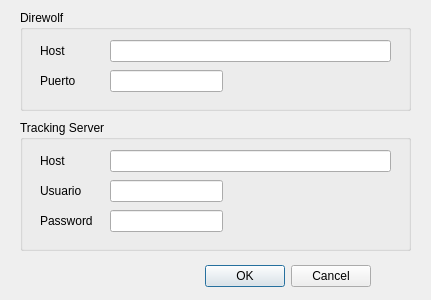
Before: the Qt Designer form config.ui in ladecadence/ASHAB-Telemetry, drawn with Qt 5.
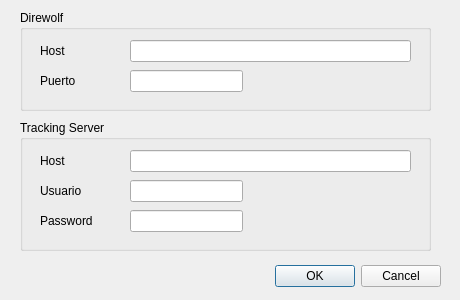
After: the same form once the commit is applied.

Patch:
```diff
--- a/config.ui
+++ b/config.ui
@@ -6,7 +6,7 @@
    <rect>
     <x>0</x>
     <y>0</y>
-    <width>431</width>
+    <width>460</width>
     <height>300</height>
    </rect>
   </property>
@@ -18,7 +18,7 @@
     <rect>
      <x>30</x>
      <y>260</y>
-     <width>341</width>
+     <width>411</width>
      <height>32</height>
     </rect>
    </property>
@@ -34,7 +34,7 @@
     <rect>
      <x>20</x>
      <y>120</y>
-     <width>391</width>
+     <width>411</width>
      <height>131</height>
     </rect>
    </property>
@@ -57,7 +57,7 @@
    <widget class="QLineEdit" name="serverHostEdit">
     <property name="geometry">
      <rect>
-      <x>90</x>
+      <x>110</x>
       <y>30</y>
       <width>281</width>
       <height>22</height>
@@ -80,7 +80,7 @@
    <widget class="QLineEdit" name="serverUserEdit">
     <property name="geometry">
      <rect>
-      <x>90</x>
+      <x>110</x>
       <y>60</y>
       <width>113</width>
       <height>22</height>
@@ -90,7 +90,7 @@
    <widget class="QLineEdit" name="serverPassEdit">
     <property name="geometry">
      <rect>
-      <x>90</x>
+      <x>110</x>
       <y>90</y>
       <width>113</width>
       <height>22</height>
@@ -105,7 +105,7 @@
      <rect>
       <x>20</x>
       <y>90</y>
-      <width>59</width>
+      <width>71</width>
       <height>21</height>
      </rect>
     </property>
@@ -119,7 +119,7 @@
     <rect>
      <x>20</x>
      <y>10</y>
-     <width>391</width>
+     <width>411</width>
      <height>101</height>
     </rect>
    </property>
@@ -142,7 +142,7 @@
    <widget class="QLineEdit" name="direwolfHostEdit">
     <property name="geometry">
      <rect>
-      <x>90</x>
+      <x>110</x>
       <y>30</y>
       <width>281</width>
       <height>22</height>
@@ -152,7 +152,7 @@
    <widget class="QLineEdit" name="direwolfPortEdit">
     <property name="geometry">
      <rect>
-      <x>90</x>
+      <x>110</x>
       <y>60</y>
       <width>113</width>
       <height>22</height>
```
